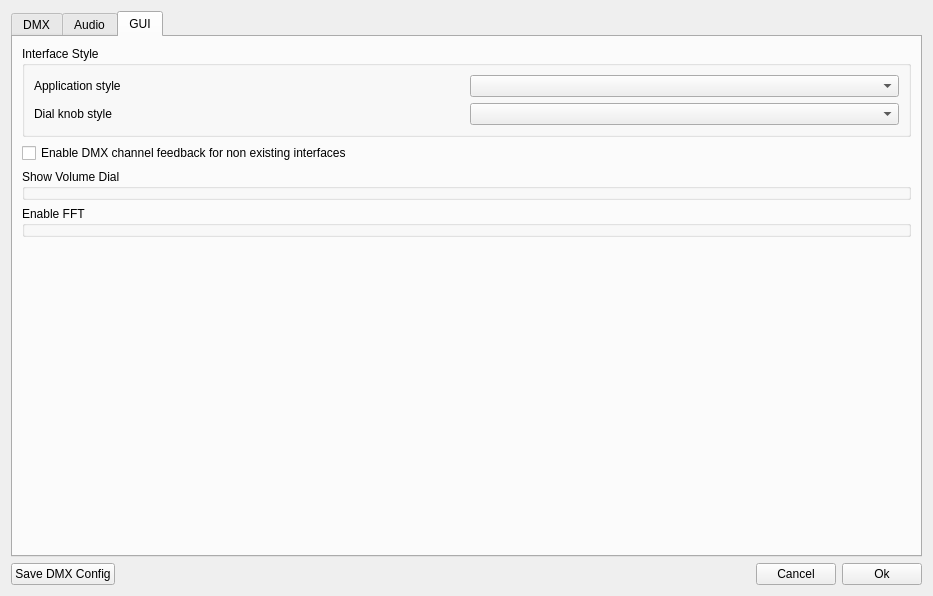
Old version of the form StageRunner/gui/setupwidget.ui in the repository Pit1966/StageRunner.
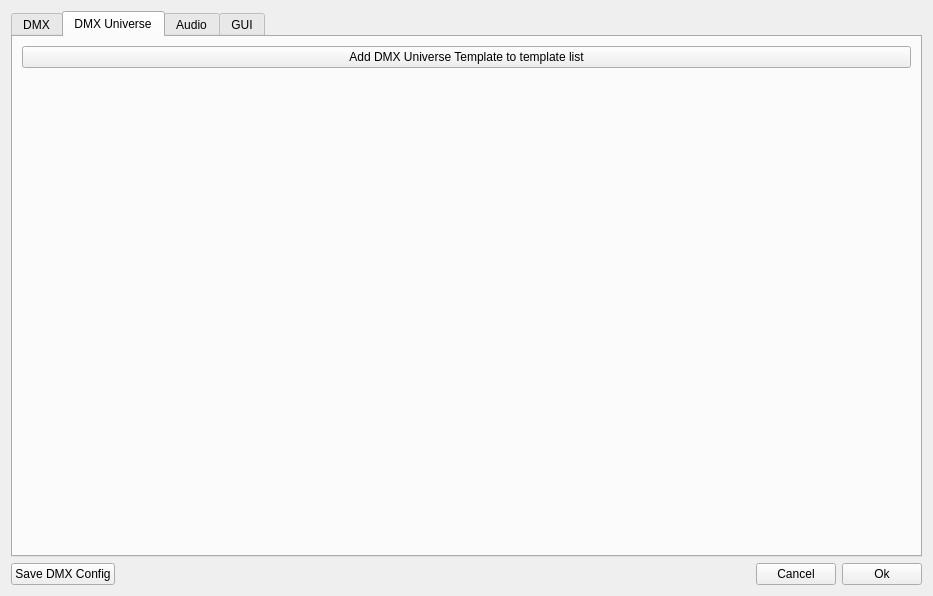
New version of the form.

Commit message: Added Volume function to startFxClip (Video) Initial Volume configured in FX is used for QMediaPlayer Added function in setup to create a template for Universe DMX layout to normal template list (not finished yet)

What changed in the file:
```diff
--- a/StageRunner/gui/setupwidget.ui
+++ b/StageRunner/gui/setupwidget.ui
@@ -17,7 +17,7 @@
    <item>
     <widget class="QTabWidget" name="tabWidget">
      <property name="currentIndex">
-      <number>2</number>
+      <number>1</number>
      </property>
      <widget class="QWidget" name="dmxTab">
       <attribute name="title">
@@ -76,6 +76,33 @@
        </item>
       </layout>
      </widget>
+     <widget class="QWidget" name="dmxUniverseTab">
+      <attribute name="title">
+       <string>DMX Universe</string>
+      </attribute>
+      <layout class="QVBoxLayout" name="verticalLayout_5">
+       <item>
+        <widget class="QPushButton" name="pushButton">
+         <property name="text">
+          <string>Add DMX Universe Template to template list</string>
+         </property>
+        </widget>
+       </item>
+       <item>
+        <spacer name="verticalSpacer_3">
+         <property name="orientation">
+          <enum>Qt::Vertical</enum>
+         </property>
+         <property name="sizeHint" stdset="0">
+          <size>
+           <width>20</width>
+           <height>479</height>
+          </size>
+         </property>
+        </spacer>
+       </item>
+      </layout>
+     </widget>
      <widget class="QWidget" name="audioTab">
       <attribute name="title">
        <string>Audio</string>
```
The commit also changes 8 other files.
